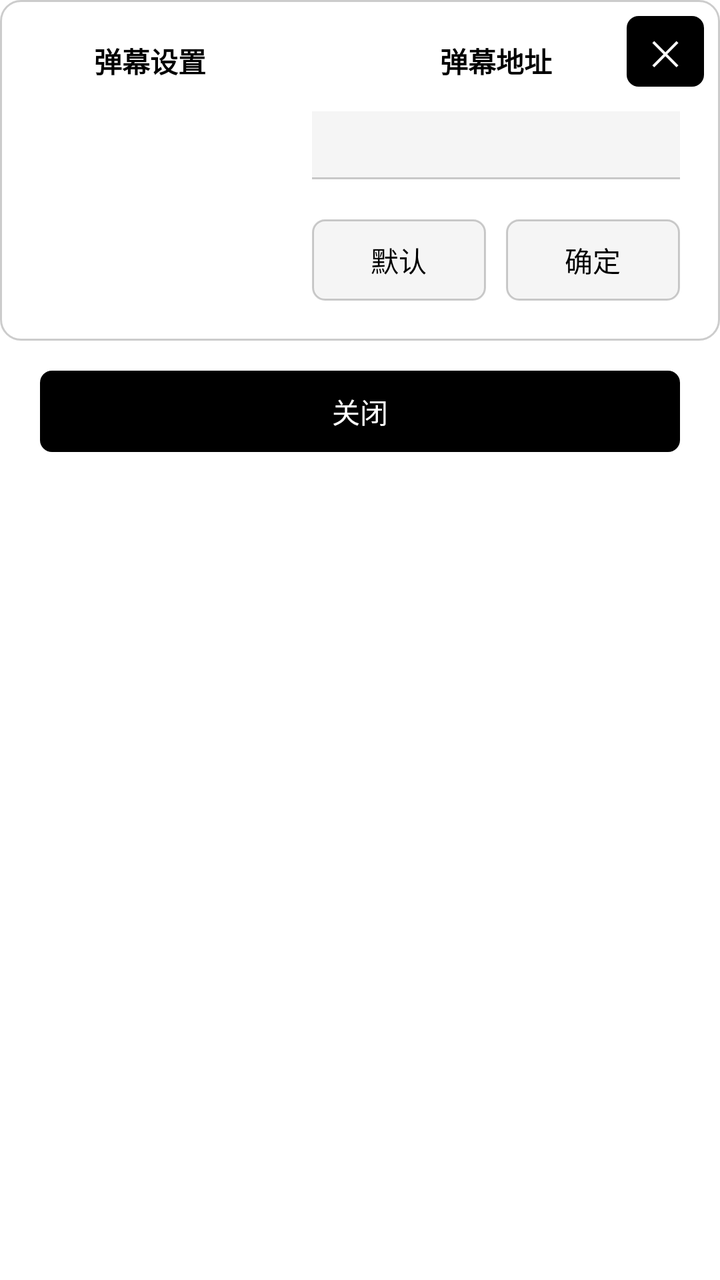
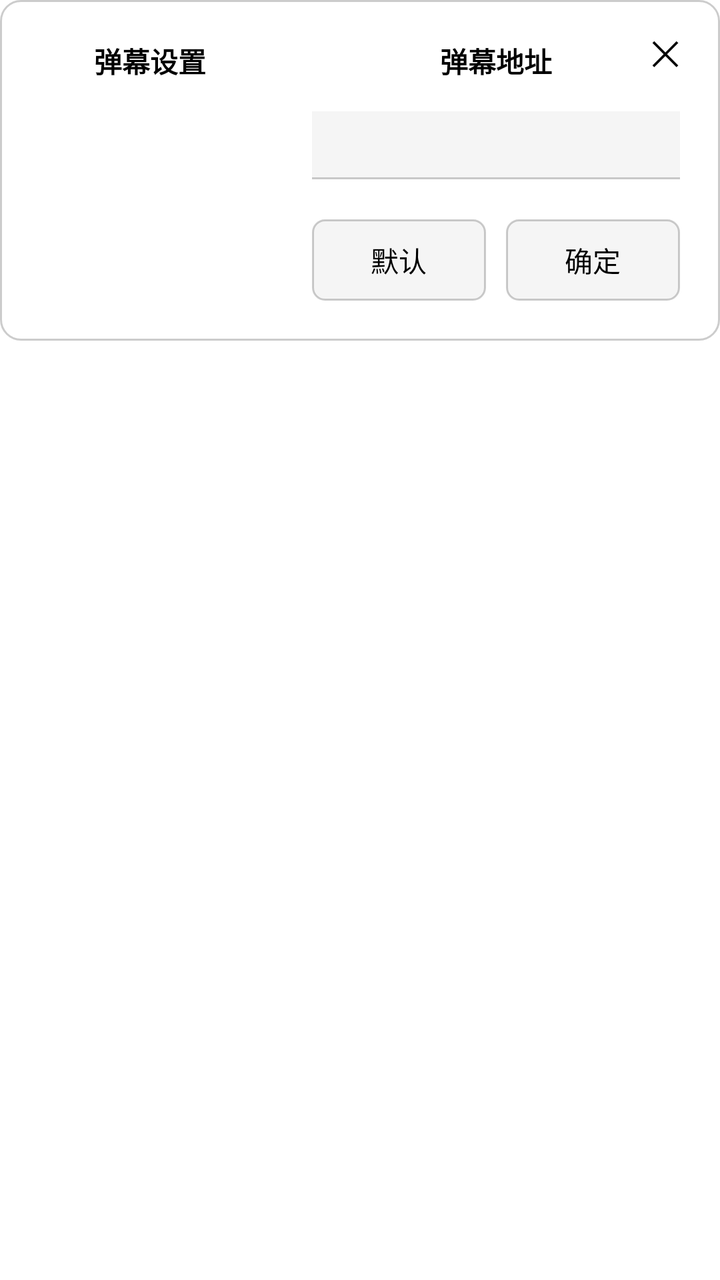

Two renders of the same Android screen: before a commit and after it. Below are the layout's source before the change and the commit's diff.
<!-- AndroidManifest.xml: application theme AppTheme.NoActionBar -->
<!-- res/layout/dialog_danmu_full_setting.xml -->
<?xml version="1.0" encoding="utf-8"?>
<FrameLayout xmlns:android="http://schemas.android.com/apk/res/android"
    android:layout_width="match_parent"
    android:layout_height="match_parent">

    
    <androidx.core.widget.NestedScrollView
        android:layout_width="match_parent"
        android:layout_height="match_parent"
        android:fillViewport="true"
        android:scrollbars="none">

        <LinearLayout
            android:layout_width="match_parent"
            android:layout_height="wrap_content"
            android:orientation="vertical">

            
            <LinearLayout
                android:layout_width="match_parent"
                android:layout_height="wrap_content"
                android:background="@drawable/shape_danmu_setting_bg"
                android:orientation="horizontal"
                android:paddingLeft="@dimen/vs_20"
                android:paddingTop="@dimen/vs_20"
                android:paddingRight="@dimen/vs_20"
                android:paddingBottom="@dimen/vs_20">

                
                <LinearLayout
                    android:layout_width="@dimen/vs_120"
                    android:layout_height="wrap_content"
                    android:orientation="vertical">

                    <TextView
                        android:layout_width="match_parent"
                        android:layout_height="wrap_content"
                        android:layout_marginBottom="@dimen/vs_10"
                        android:gravity="center"
                        android:text="弹幕设置"
                        android:textColor="@color/dialog_text_primary"
                        android:textSize="@dimen/ts_22"
                        android:textStyle="bold" />

                    <LinearLayout
                        android:id="@+id/llDanmuItemList"
                        android:layout_width="match_parent"
                        android:layout_height="wrap_content"
                        android:orientation="vertical" />
                </LinearLayout>

                
                <View
                    android:layout_width="@dimen/vs_2"
                    android:layout_height="match_parent"
                    android:layout_marginLeft="@dimen/vs_12"
                    android:layout_marginTop="@dimen/vs_4"
                    android:layout_marginRight="@dimen/vs_12"
                    android:layout_marginBottom="@dimen/vs_4"
                    android:background="#44FFFFFF" />

                
                <LinearLayout
                    android:layout_width="0dp"
                    android:layout_height="wrap_content"
                    android:layout_weight="1"
                    android:orientation="vertical">

                    <TextView
                        android:id="@+id/tvDanmuPanelTitle"
                        android:layout_width="match_parent"
                        android:layout_height="wrap_content"
                        android:layout_marginBottom="@dimen/vs_15"
                        android:gravity="center"
                        android:text="弹幕地址"
                        android:textColor="@color/dialog_text_primary"
                        android:textSize="@dimen/ts_22"
                        android:textStyle="bold" />

                    <FrameLayout
                        android:layout_width="match_parent"
                        android:layout_height="wrap_content">

                        
                        <LinearLayout
                            android:id="@+id/panelApi"
                            android:layout_width="match_parent"
                            android:layout_height="wrap_content"
                            android:orientation="vertical"
                            android:visibility="visible">

                            <EditText
                                android:id="@+id/inputApi"
                                android:layout_width="match_parent"
                                android:layout_height="wrap_content"
                                android:background="@drawable/input_dialog_api_input"
                                android:imeOptions="actionDone"
                                android:inputType="textUri"
                                android:maxLines="1"
                                android:paddingLeft="@dimen/vs_2"
                                android:paddingTop="@dimen/vs_10"
                                android:paddingRight="@dimen/vs_2"
                                android:paddingBottom="@dimen/vs_10"
                                android:singleLine="true"
                                android:textColor="@color/dialog_text_primary"
                                android:textColorHint="@color/dialog_text_hint"
                                android:textSize="@dimen/ts_22" />

                            <LinearLayout
                                android:layout_width="match_parent"
                                android:layout_height="wrap_content"
                                android:layout_marginTop="@dimen/vs_15"
                                android:gravity="right"
                                android:orientation="horizontal">

                                <TextView
                                    android:id="@+id/apiDefault"
                                    android:layout_width="0dp"
                                    android:layout_height="wrap_content"
                                    android:layout_weight="1"
                                    android:layout_marginRight="@dimen/vs_10"
                                    android:background="@drawable/button_danmu_setting"
                                    android:focusable="true"
                                    android:gravity="center"
                                    android:padding="@dimen/vs_10"
                                    android:text="默认"
                                    android:textColor="@color/dialog_text_primary"
                                    android:textSize="@dimen/ts_22" />

                                <TextView
                                    android:id="@+id/apiSubmit"
                                    android:layout_width="0dp"
                                    android:layout_height="wrap_content"
                                    android:layout_weight="1"
                                    android:background="@drawable/button_danmu_setting"
                                    android:focusable="true"
                                    android:gravity="center"
                                    android:padding="@dimen/vs_10"
                                    android:text="确定"
                                    android:textColor="@color/dialog_text_primary"
                                    android:textSize="@dimen/ts_22" />
                            </LinearLayout>
                        </LinearLayout>

                        
                        <LinearLayout
                            android:id="@+id/panelOnOff"
                            android:layout_width="match_parent"
                            android:layout_height="wrap_content"
                            android:orientation="vertical"
                            android:visibility="gone">

                            <androidx.core.widget.NestedScrollView
                                android:layout_width="match_parent"
                                android:layout_height="wrap_content"
                                android:scrollbars="none">

                                <LinearLayout
                                    android:id="@+id/llOnOffOptions"
                                    android:layout_width="match_parent"
                                    android:layout_height="wrap_content"
                                    android:orientation="vertical" />
                            </androidx.core.widget.NestedScrollView>
                        </LinearLayout>

                        
                        <LinearLayout
                            android:id="@+id/panelColor"
                            android:layout_width="match_parent"
                            android:layout_height="wrap_content"
                            android:orientation="vertical"
                            android:visibility="gone">

                            <androidx.core.widget.NestedScrollView
                                android:layout_width="match_parent"
                                android:layout_height="wrap_content"
                                android:scrollbars="none">

                                <LinearLayout
                                    android:id="@+id/llColorOptions"
                                    android:layout_width="match_parent"
                                    android:layout_height="wrap_content"
                                    android:orientation="vertical" />
                            </androidx.core.widget.NestedScrollView>
                        </LinearLayout>

                        
                        <LinearLayout
                            android:id="@+id/panelSize"
                            android:layout_width="match_parent"
                            android:layout_height="wrap_content"
                            android:orientation="vertical"
                            android:visibility="gone">

                            <androidx.core.widget.NestedScrollView
                                android:layout_width="match_parent"
                                android:layout_height="wrap_content"
                                android:scrollbars="none">

                                <LinearLayout
                                    android:id="@+id/llSizeOptions"
                                    android:layout_width="match_parent"
                                    android:layout_height="wrap_content"
                                    android:orientation="vertical" />
                            </androidx.core.widget.NestedScrollView>
                        </LinearLayout>

                        
                        <LinearLayout
                            android:id="@+id/panelRatio"
                            android:layout_width="match_parent"
                            android:layout_height="wrap_content"
                            android:orientation="vertical"
                            android:visibility="gone">

                            <androidx.core.widget.NestedScrollView
                                android:layout_width="match_parent"
                                android:layout_height="wrap_content"
                                android:scrollbars="none">

                                <LinearLayout
                                    android:id="@+id/llRatioOptions"
                                    android:layout_width="match_parent"
                                    android:layout_height="wrap_content"
                                    android:orientation="vertical" />
                            </androidx.core.widget.NestedScrollView>
                        </LinearLayout>

                        
                        <LinearLayout
                            android:id="@+id/panelSpeed"
                            android:layout_width="match_parent"
                            android:layout_height="wrap_content"
                            android:orientation="vertical"
                            android:visibility="gone">

                            <androidx.core.widget.NestedScrollView
                                android:layout_width="match_parent"
                                android:layout_height="wrap_content"
                                android:scrollbars="none">

                                <LinearLayout
                                    android:id="@+id/llSpeedOptions"
                                    android:layout_width="match_parent"
                                    android:layout_height="wrap_content"
                                    android:orientation="vertical" />
                            </androidx.core.widget.NestedScrollView>
                        </LinearLayout>

                        
                        <LinearLayout
                            android:id="@+id/panelAlpha"
                            android:layout_width="match_parent"
                            android:layout_height="wrap_content"
                            android:orientation="vertical"
                            android:visibility="gone">

                            <androidx.core.widget.NestedScrollView
                                android:layout_width="match_parent"
                                android:layout_height="wrap_content"
                                android:scrollbars="none">

                                <LinearLayout
                                    android:id="@+id/llAlphaOptions"
                                    android:layout_width="match_parent"
                                    android:layout_height="wrap_content"
                                    android:orientation="vertical" />
                            </androidx.core.widget.NestedScrollView>
                        </LinearLayout>

                        
                        <LinearLayout
                            android:id="@+id/panelLineSpacing"
                            android:layout_width="match_parent"
                            android:layout_height="wrap_content"
                            android:orientation="vertical"
                            android:visibility="gone">

                            <androidx.core.widget.NestedScrollView
                                android:layout_width="match_parent"
                                android:layout_height="wrap_content"
                                android:scrollbars="none">

                                <LinearLayout
                                    android:id="@+id/llLineSpacingOptions"
                                    android:layout_width="match_parent"
                                    android:layout_height="wrap_content"
                                    android:orientation="vertical" />
                            </androidx.core.widget.NestedScrollView>
                        </LinearLayout>

                        
                        <LinearLayout
                            android:id="@+id/panelTopMargin"
                            android:layout_width="match_parent"
                            android:layout_height="wrap_content"
                            android:orientation="vertical"
                            android:visibility="gone">

                            <androidx.core.widget.NestedScrollView
                                android:layout_width="match_parent"
                                android:layout_height="wrap_content"
                                android:scrollbars="none">

                                <LinearLayout
                                    android:id="@+id/llTopMarginOptions"
                                    android:layout_width="match_parent"
                                    android:layout_height="wrap_content"
                                    android:orientation="vertical" />
                            </androidx.core.widget.NestedScrollView>
                        </LinearLayout>
                    </FrameLayout>
                </LinearLayout>
            </LinearLayout>

            
            <TextView
                android:id="@+id/btnDanmuCloseBottom"
                android:layout_width="match_parent"
                android:layout_height="wrap_content"
                android:layout_marginLeft="@dimen/vs_20"
                android:layout_marginTop="@dimen/vs_15"
                android:layout_marginRight="@dimen/vs_20"
                android:layout_marginBottom="@dimen/vs_20"
                android:background="@drawable/button_danmu_close"
                android:clickable="true"
                android:focusable="true"
                android:gravity="center"
                android:padding="@dimen/vs_10"
                android:text="关闭"
                android:textColor="@android:color/white"
                android:textSize="@dimen/ts_22" />
        </LinearLayout>
    </androidx.core.widget.NestedScrollView>

    
    <TextView
        android:id="@+id/btnDanmuClose"
        android:layout_width="wrap_content"
        android:layout_height="wrap_content"
        android:layout_gravity="top|end"
        android:layout_marginTop="@dimen/vs_8"
        android:layout_marginEnd="@dimen/vs_8"
        android:background="@drawable/button_danmu_close"
        android:focusable="true"
        android:gravity="center"
        android:paddingStart="@dimen/vs_12"
        android:paddingTop="@dimen/vs_6"
        android:paddingEnd="@dimen/vs_12"
        android:paddingBottom="@dimen/vs_6"
        android:text="✕"
        android:textColor="@android:color/white"
        android:textSize="@dimen/ts_28" />
</FrameLayout>
<!-- resources referenced by this layout -->
<resources>
  <color name="dialog_text_hint">#80000000</color>
  <color name="dialog_text_primary">#FF000000</color>
  <dimen name="ts_22">14sp</dimen>
  <dimen name="ts_28">17sp</dimen>
  <dimen name="vs_10">10dp</dimen>
  <dimen name="vs_12">12dp</dimen>
  <dimen name="vs_120">110dp</dimen>
  <dimen name="vs_15">15dp</dimen>
  <dimen name="vs_2">2dp</dimen>
  <dimen name="vs_20">20dp</dimen>
  <dimen name="vs_4">4dp</dimen>
  <dimen name="vs_6">6dp</dimen>
  <dimen name="vs_8">8dp</dimen>
  <!-- drawable button_danmu_close (drawable) -->
  <?xml version="1.0" encoding="utf-8"?>
  <shape xmlns:android="http://schemas.android.com/apk/res/android">
      <corners android:radius="@dimen/vs_6" />
      <solid android:color="#FF000000" />
  </shape>
  <!-- drawable button_danmu_setting (drawable) -->
  <?xml version="1.0" encoding="utf-8"?>
  <selector xmlns:android="http://schemas.android.com/apk/res/android">
      <item android:state_focused="true">
          <shape>
              <corners android:radius="@dimen/vs_6" />
              <solid android:color="@color/dialog_control_bg_focused" />
              <stroke
                  android:width="@dimen/vs_1"
                  android:color="@color/dialog_control_stroke_focused" />
          </shape>
      </item>
      <item>
          <shape>
              <corners android:radius="@dimen/vs_6" />
              <solid android:color="@color/dialog_control_bg" />
              <stroke
                  android:width="@dimen/vs_1"
                  android:color="@color/dialog_control_stroke" />
          </shape>
      </item>
  </selector>
  <!-- drawable shape_danmu_setting_bg (drawable) -->
  <?xml version="1.0" encoding="utf-8"?>
  <shape xmlns:android="http://schemas.android.com/apk/res/android">
      <corners android:radius="@dimen/vs_10" />
      <solid android:color="@color/dialog_panel_bg" />
      <stroke
          android:width="@dimen/vs_1"
          android:color="@color/dialog_panel_stroke" />
  </shape>
  <style name="AppTheme.NoActionBar" parent="AppTheme">
          <item name="android:windowActionBar">false</item>
          <item name="android:windowNoTitle">true</item>
          <item name="windowActionBar">false</item>
          <item name="android:windowContentOverlay">@null</item>
          <item name="windowNoTitle">true</item>
          <item name="android:keepScreenOn">true</item>
          <item name="android:windowBackground">@android:color/transparent</item>
          
          <item name="android:windowTranslucentStatus">false</item>
          <item name="android:statusBarColor">@android:color/transparent</item>
          <item name="android:windowDrawsSystemBarBackgrounds">true</item>
          <item name="android:fitsSystemWindows">false</item>
          
          <item name="android:windowLightStatusBar">true</item>
      </style>
  <color name="dialog_control_bg_focused">#CC1890FF</color>
  <dimen name="vs_1">1dp</dimen>
  <color name="dialog_control_stroke_focused">#FF1890FF</color>
  <color name="dialog_control_bg">#FFF5F5F5</color>
  <color name="dialog_control_stroke">#33000000</color>
  <dimen name="vs_5">5dp</dimen>
  <dimen name="vs_20_">-20dp</dimen>
  <color name="dialog_panel_stroke">#33000000</color>
  <color name="dialog_input_bg">#FFF5F5F5</color>
  <color name="dialog_panel_bg">#FFFFFFFF</color>
  <style name="AppTheme" parent="Theme.AppCompat.Light.DarkActionBar">
          
          <item name="colorPrimary">@color/color_6200EE</item>
          <item name="colorPrimaryDark">@color/color_3700B3</item>
          <item name="colorAccent">@color/color_03DAC5</item>
      </style>
  <color name="color_6200EE">#6200EE</color>
  <color name="color_3700B3">#3700B3</color>
  <color name="color_03DAC5">#03DAC5</color>
  <!-- unchanged entries left out for length: 1 -->
</resources>

<!-- the commit's change to res/layout/dialog_danmu_full_setting.xml (unified diff, before → after) -->
@@ -312,24 +312,6 @@
                     </FrameLayout>
                 </LinearLayout>
             </LinearLayout>
-
-            
-            <TextView
-                android:id="@+id/btnDanmuCloseBottom"
-                android:layout_width="match_parent"
-                android:layout_height="wrap_content"
-                android:layout_marginLeft="@dimen/vs_20"
-                android:layout_marginTop="@dimen/vs_15"
-                android:layout_marginRight="@dimen/vs_20"
-                android:layout_marginBottom="@dimen/vs_20"
-                android:background="@drawable/button_danmu_close"
-                android:clickable="true"
-                android:focusable="true"
-                android:gravity="center"
-                android:padding="@dimen/vs_10"
-                android:text="关闭"
-                android:textColor="@android:color/white"
-                android:textSize="@dimen/ts_22" />
         </LinearLayout>
     </androidx.core.widget.NestedScrollView>
 
@@ -349,6 +331,6 @@
         android:paddingEnd="@dimen/vs_12"
         android:paddingBottom="@dimen/vs_6"
         android:text="✕"
-        android:textColor="@android:color/white"
+        android:textColor="@color/dialog_text_primary"
         android:textSize="@dimen/ts_28" />
 </FrameLayout>
<!-- resource entries referenced after the edit -->
@@ -17,7 +17,7 @@
   <?xml version="1.0" encoding="utf-8"?>
   <shape xmlns:android="http://schemas.android.com/apk/res/android">
       <corners android:radius="@dimen/vs_6" />
-      <solid android:color="#FF000000" />
+      <solid android:color="#FFFFFFFF" />
   </shape>
   <!-- drawable button_danmu_setting (drawable) -->
   <?xml version="1.0" encoding="utf-8"?>
